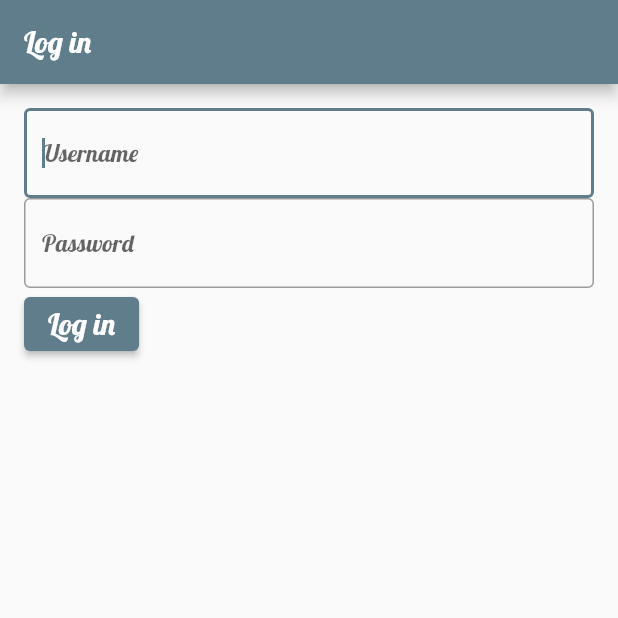
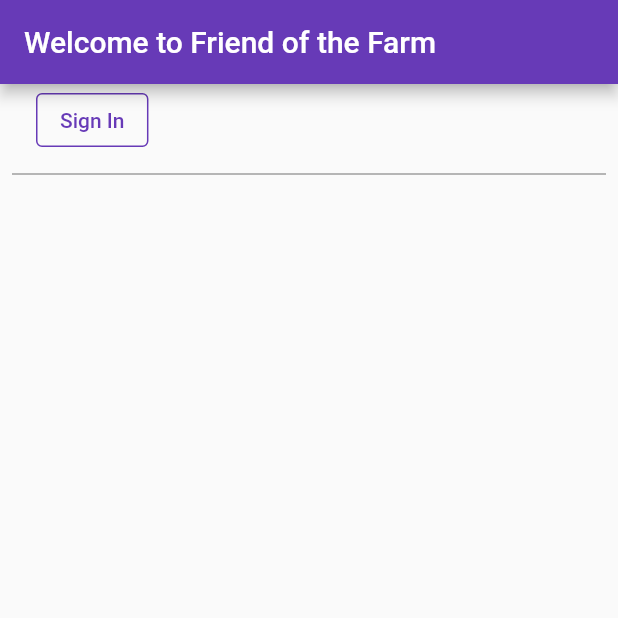
Before and after one commit to cathymariza/Friends_of_the_farm, a Flutter app: the screen it shows after launch, on a phone screen of 412 x 824 dp, the top half of it. Run offline on Flutter 3.47's test engine with Material 2 defaults, Android fonts, the phone set to English and light mode, and no system bars; our stand-ins replace cloud_firestore, firebase_auth, firebase_core, google_fonts; missing offline and left inert: firebase_ui_auth; accounts and stored records are empty.

Commit message:
set-up the firebase and sign-in
got the firebase imported and configured for project, as well as cleaning out a bit of the template from the firebase tutorial and connecting the sign-in button to work with this project

```diff
--- a/friends_of_the_farm/lib/main.dart
+++ b/friends_of_the_farm/lib/main.dart
@@ -4,8 +4,32 @@ import 'package:friends_of_the_farm/user_home.dart';
 import 'package:friends_of_the_farm/admin.dart';
 import 'package:google_fonts/google_fonts.dart';
 
+import 'dart:async'; // new
+
+import 'package:cloud_firestore/cloud_firestore.dart'; // new
+import 'package:firebase_auth/firebase_auth.dart' // new
+    hide
+        EmailAuthProvider,
+        PhoneAuthProvider; // new
+import 'package:firebase_core/firebase_core.dart'; // new
+import 'package:firebase_ui_auth/firebase_ui_auth.dart'; // new
+import 'package:flutter/material.dart';
+import 'package:google_fonts/google_fonts.dart';
+import 'package:provider/provider.dart'; // new
+
+import 'firebase_options.dart'; // new
+import 'src/authentication.dart'; // new
+import 'src/widgets.dart';
+
 void main() {
-  runApp(const MyApp());
+  // Modify from here...
+  WidgetsFlutterBinding.ensureInitialized();
+
+  runApp(ChangeNotifierProvider(
+    create: (context) => ApplicationState(),
+    builder: ((context, child) => const MyApp()),
+  ));
+  // ...to here.
 }
 
 class MyApp extends StatelessWidget {
@@ -30,6 +54,93 @@ class LoginScreen extends StatefulWidget {
 
   @override
   State<LoginScreen> createState() => _LoginScreenState();
+}
+
+class ApplicationState extends ChangeNotifier {
+  ApplicationState() {
+    Future<void> init() async {
+      await Firebase.initializeApp(
+          options: DefaultFirebaseOptions.currentPlatform);
+
+      FirebaseUIAuth.configureProviders([
+        EmailAuthProvider(),
+      ]);
+
+      FirebaseAuth.instance.userChanges().listen((user) {
+        if (user != null) {
+          _loggedIn = true;
+        } else {
+          _loggedIn = false;
+        }
+        notifyListeners();
+      });
+    }
+
+    init();
+  }
+
+  bool _loggedIn = false;
+  bool get loggedIn => _loggedIn;
+
+  Future<void> init() async {
+    await Firebase.initializeApp(
+        options: DefaultFirebaseOptions.currentPlatform);
+
+    FirebaseUIAuth.configureProviders([
+      EmailAuthProvider(),
+    ]);
+
+    FirebaseAuth.instance.userChanges().listen((user) {
+      if (user != null) {
+        _loggedIn = true;
+      } else {
+        _loggedIn = false;
+      }
+      notifyListeners();
+    });
+  }
+}
+
+class HomePage extends StatelessWidget {
+  const HomePage({super.key});
+
+  @override
+  Widget build(BuildContext context) {
+    return Scaffold(
+      appBar: AppBar(
+        title: const Text('Welcome to Friend of the Farm'),
+      ),
+      body: ListView(
+        children: <Widget>[
+          Consumer<ApplicationState>(
+            builder: (context, appState, _) => AuthFunc(
+                loggedIn: appState.loggedIn,
+                signOut: () {
+                  FirebaseAuth.instance.signOut();
+                }),
+          ),
+          // to here
+          const Divider(
+            height: 8,
+            thickness: 1,
+            indent: 8,
+            endIndent: 8,
+            color: Colors.grey,
+          ),
+          Consumer<ApplicationState>(
+            builder: (context, appState, _) => Column(
+              crossAxisAlignment: CrossAxisAlignment.start,
+              children: [
+                if (appState.loggedIn) ...[
+                  const Header('Tasks'),
+                ],
+              ],
+            ),
+          ),
+        ],
+      ),
+    );
+  }
 }
 
 // Define a corresponding State class.
@@ -60,58 +171,77 @@ class _LoginScreenState extends State<LoginScreen> {
 
   @override
   Widget build(BuildContext context) {
-    return Scaffold(
-      appBar: AppBar(
-        title: const Text('Log in'),
-      ),
-      body: Padding(
-        padding: const EdgeInsets.all(16.0),
-        child: Column(
-          children: <Widget>[
-            // The first text field is focused on as soon as the app starts.
-            TextField(
-              decoration: InputDecoration(
-                border: OutlineInputBorder(),
-                hintText: 'Username',
+    return MaterialApp(
+      //Start adding here
+      initialRoute: '/home',
+      routes: {
+        '/home': (context) {
+          return const HomePage();
+        },
+        '/sign-in': ((context) {
+          return SignInScreen(
+            actions: [
+              ForgotPasswordAction(((context, email) {
+                Navigator.of(context)
+                    .pushNamed('/forgot-password', arguments: {'email': email});
+              })),
+              AuthStateChangeAction(((context, state) {
+                if (state is SignedIn || state is UserCreated) {
+                  var user = (state is SignedIn)
+                      ? state.user
+                      : (state as UserCreated).credential.user;
+                  if (user == null) {
+                    return;
+                  }
+                  if (state is UserCreated) {
+                    user.updateDisplayName(user.email!.split('@')[0]);
+                  }
+                  if (!user.emailVerified) {
+                    user.sendEmailVerification();
+                    const snackBar = SnackBar(
+                        content: Text(
+                            'Please check your email to verify your email address'));
+                    ScaffoldMessenger.of(context).showSnackBar(snackBar);
+                  }
+                  Navigator.of(context).pushReplacementNamed('/home');
+                }
+              })),
+            ],
+          );
+        }),
+        '/forgot-password': ((context) {
+          final arguments = ModalRoute.of(context)?.settings.arguments
+              as Map<String, dynamic>?;
+
+          return ForgotPasswordScreen(
+            email: arguments?['email'] as String,
+            headerMaxExtent: 200,
+          );
+        }),
+        '/profile': ((context) {
+          return ProfileScreen(
+            providers: [],
+            actions: [
+              SignedOutAction(
+                ((context) {
+                  Navigator.of(context).pushReplacementNamed('/home');
+                }),
               ),
-              autofocus: true,
+            ],
+          );
+        })
+      },
+      // end adding here
+      title: 'Friend of the Farm',
+      theme: ThemeData(
+        buttonTheme: Theme.of(context).buttonTheme.copyWith(
+              highlightColor: Colors.deepPurple,
             ),
-            // The second text field is focused on when a user taps the
-            // FloatingActionButton.
-            TextField(
-              decoration: InputDecoration(
-                border: OutlineInputBorder(),
-                hintText: 'Password',
-              ),
-              //focusNode: myFocusNode,
-            ),
-            Row(
-              children: <Widget>[
-                ElevatedButton(
-                  key: const Key("LoginButton"),
-                  style: yesStyle,
-                  child: const Text('Log in'),
-                  onPressed: () {
-                    setState(() {
-                      Navigator.push(
-                          context,
-                          MaterialPageRoute(
-                              builder: (context) => const Navigation()));
-                    });
-                  },
-                ),
-                /*ElevatedButton(
-                  key: const Key("SignupButton"),
-                  style: noStyle,
-                  child: const Text('Sign up'),
-                  onPressed: () {
-                    setState(() {});
-                  },
-                ),*/
-              ],
-            ),
-          ],
+        primarySwatch: Colors.deepPurple,
+        textTheme: GoogleFonts.robotoTextTheme(
+          Theme.of(context).textTheme,
         ),
+        visualDensity: VisualDensity.adaptivePlatformDensity,
       ),
     );
   }
--- /dev/null
+++ b/friends_of_the_farm/lib/src/authentication.dart
@@ -0,0 +1,45 @@
+import 'package:flutter/material.dart';
+
+import 'widgets.dart';
+
+class AuthFunc extends StatelessWidget {
+  const AuthFunc({
+    super.key,
+    required this.loggedIn,
+    required this.signOut,
+  });
+
+  final bool loggedIn;
+  final void Function() signOut;
+
+  @override
+  Widget build(BuildContext context) {
+    return Row(
+      children: [
+        Padding(
+          padding: const EdgeInsets.only(left: 24, bottom: 8),
+          child: StyledButton(
+              onPressed: () {
+                !loggedIn
+                    ? Navigator.of(context).pushNamed('/sign-in')
+                    : signOut();
+              },
+              child: !loggedIn
+                  ? const Text('Sign In')
+                  : const Text(
+                      'Logout')), // this is where you change the sign in button
+        ),
+        Visibility(
+            visible: loggedIn,
+            child: Padding(
+              padding: const EdgeInsets.only(left: 24, bottom: 8),
+              child: StyledButton(
+                  onPressed: () {
+                    Navigator.of(context).pushNamed('/profile');
+                  },
+                  child: const Text('Profile')),
+            ))
+      ],
+    );
+  }
+}
--- a/friends_of_the_farm/pubspec.yaml
+++ b/friends_of_the_farm/pubspec.yaml
@@ -35,6 +35,10 @@ dependencies:
   # Use with the CupertinoIcons class for iOS style icons.
   cupertino_icons: ^1.0.2
   google_fonts: ^3.0.1
+  firebase_auth: ^4.1.2
+  cloud_firestore: ^4.0.5
+  firebase_ui_auth: ^1.0.5
+  provider: ^6.0.4
 
 dev_dependencies:
   flutter_test:
```
Also changed, not shown: friends_of_the_farm/lib/src/widgets.dart (added, +63 -0 lines), friends_of_the_farm/lib/user_home.dart (+12 -0 lines), friends_of_the_farm/lib/firebase_options.dart (added), friends_of_the_farm/pubspec.lock, 10 other files.
